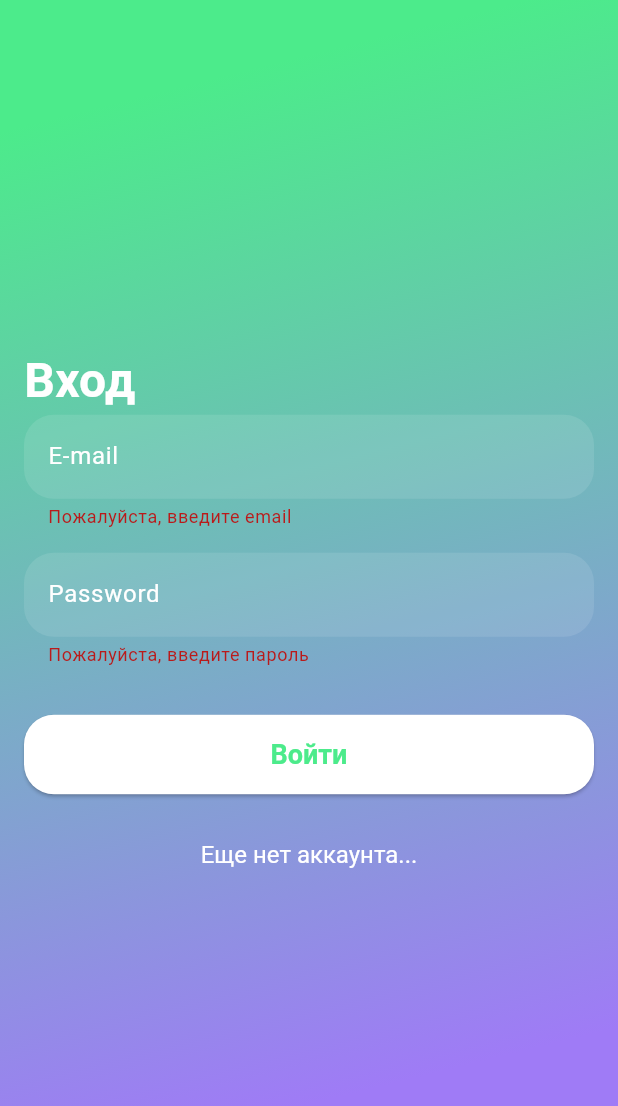
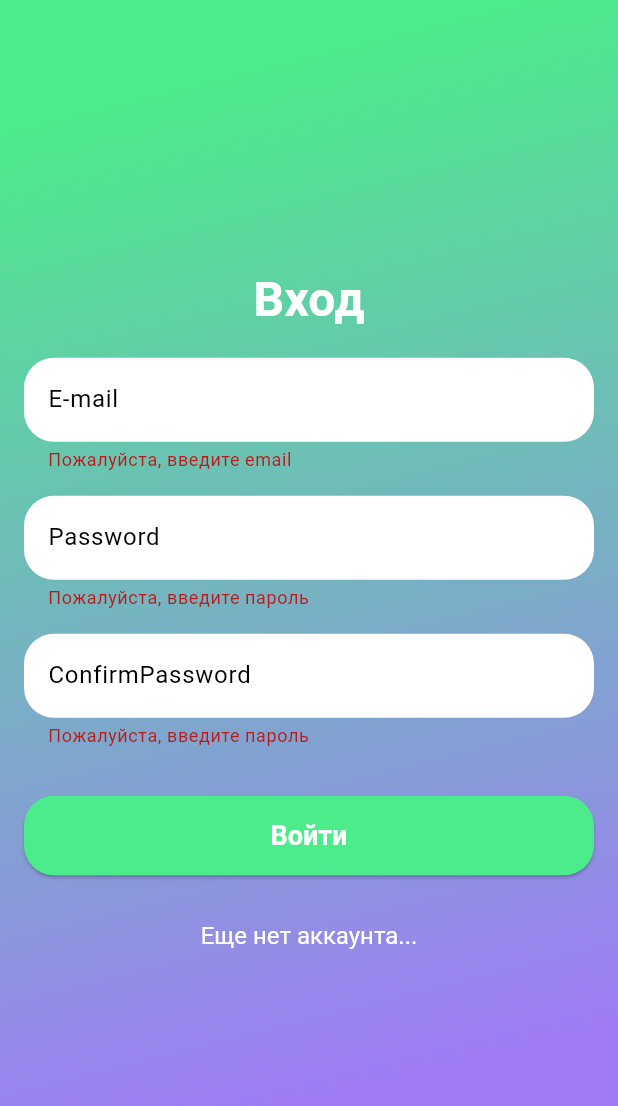
Before and after one commit to ssmorodin/0zc_dodiddone, a Flutter app: the screen it shows after launch, after a tap on "Войти", on a phone screen of 412 x 824 dp. Shown: the top 1106 px of the screen. Run offline on Flutter 3.47's test engine with Material 3 defaults, Android fonts, the phone set to English and light mode, and no system bars.

Commit message:
login page edit

```diff
--- a/lib/pages/login_page.dart
+++ b/lib/pages/login_page.dart
@@ -8,15 +8,18 @@ class LoginPage extends StatefulWidget {
 }
 
 class _LoginPageState extends State<LoginPage> {
+  bool isLogin = true; // Флаг для определения режима (вход/регистрация)
   final _formKey = GlobalKey<FormState>();
   final _emailController = TextEditingController();
   final _passwordController = TextEditingController();
-  bool isLogin = true; // Флаг для определения режима (вход/регистрация)
+  final _checkPasswordController = TextEditingController();
+
 
   @override
   void dispose() {
     _emailController.dispose();
     _passwordController.dispose();
+    _checkPasswordController.dispose();
     super.dispose();
   }
 
@@ -24,7 +27,6 @@ class _LoginPageState extends State<LoginPage> {
   Widget build(BuildContext context) {
     final primaryColor = DoDidDoneTheme.lightTheme.primaryColor;
     final secondaryColor = DoDidDoneTheme.lightTheme.colorScheme.secondary;
-
     return Scaffold(
       body: Container(
         decoration: BoxDecoration(
@@ -51,21 +53,25 @@ class _LoginPageState extends State<LoginPage> {
               mainAxisAlignment: MainAxisAlignment.center,
               crossAxisAlignment: CrossAxisAlignment.stretch,
               children: [
-                Text(
+                Center( // Добавлено Center
+                  child: Text(
                   isLogin ? 'Вход' : 'Регистрация',
                   style: const TextStyle(
+
                     fontSize: 32,
                     fontWeight: FontWeight.bold,
                     color: Colors.white,
+                    ),
                   ),
                 ),
+                const SizedBox(height: 16),
                 TextFormField(
                   controller: _emailController,
                   decoration: InputDecoration(
                     labelText: 'E-mail',
-                    labelStyle: const TextStyle(color: Colors.white),
+                    labelStyle: TextStyle(color: Colors.black),
                     filled: true,
-                    fillColor: Colors.white.withOpacity(0.1), // Изменено
+                    fillColor: Colors.white, // Изменено
                     border: const OutlineInputBorder(
                       borderSide: BorderSide.none,
                       borderRadius: BorderRadius.all(Radius.circular(20)),
@@ -87,9 +93,9 @@ class _LoginPageState extends State<LoginPage> {
                   obscureText: true,
                   decoration: InputDecoration(
                     labelText: 'Password',
-                    labelStyle: TextStyle(color: Colors.white),
+                    labelStyle: TextStyle(color: Colors.black),
                     filled: true,
-                    fillColor: Colors.white.withOpacity(0.1), // Изменено
+                    fillColor: Colors.white, // Изменено
                     border: const OutlineInputBorder(
                       borderSide: BorderSide.none,
                       borderRadius: BorderRadius.all(Radius.circular(20)),
@@ -102,6 +108,29 @@ class _LoginPageState extends State<LoginPage> {
                     return null;
                   },
                 ),
+                if (isLogin)
+                const SizedBox(height: 16),
+                if (isLogin)
+                TextFormField(
+                    controller: _checkPasswordController,
+                    obscureText: true,
+                    decoration: const InputDecoration(
+                      labelText: 'ConfirmPassword',
+                      labelStyle: TextStyle(color: Colors.black),
+                      filled: true,
+                      fillColor: Colors.white, // Изменено
+                      border: OutlineInputBorder(
+                        borderSide: BorderSide.none,
+                        borderRadius: BorderRadius.all(Radius.circular(20)),
+                      ),
+                    ),
+                    validator: (value) {
+                      if (value == null || value.isEmpty) {
+                        return 'Пожалуйста, введите пароль';
+                      }
+                      return null;
+                    },
+                ),
                 const SizedBox(height: 32),
                 ElevatedButton(
                   onPressed: () {
@@ -111,8 +140,8 @@ class _LoginPageState extends State<LoginPage> {
                     }
                   },
                   style: ElevatedButton.styleFrom(
-                    backgroundColor: Colors.white,
-                    foregroundColor: isLogin ? secondaryColor : primaryColor,
+                    foregroundColor: Colors.white,
+                    backgroundColor: isLogin ? secondaryColor : primaryColor,
                     padding: const EdgeInsets.symmetric(vertical: 16),
                     textStyle: TextStyle(
                       fontSize: 18,
--- a/lib/theme/theme.dart
+++ b/lib/theme/theme.dart
@@ -9,5 +9,6 @@ class DoDidDoneTheme {
       secondary: const Color(0xFF4ceb8b),  // Secondary color
     ),
     useMaterial3: true,
-  );
+  )
+  ;
 }
```
